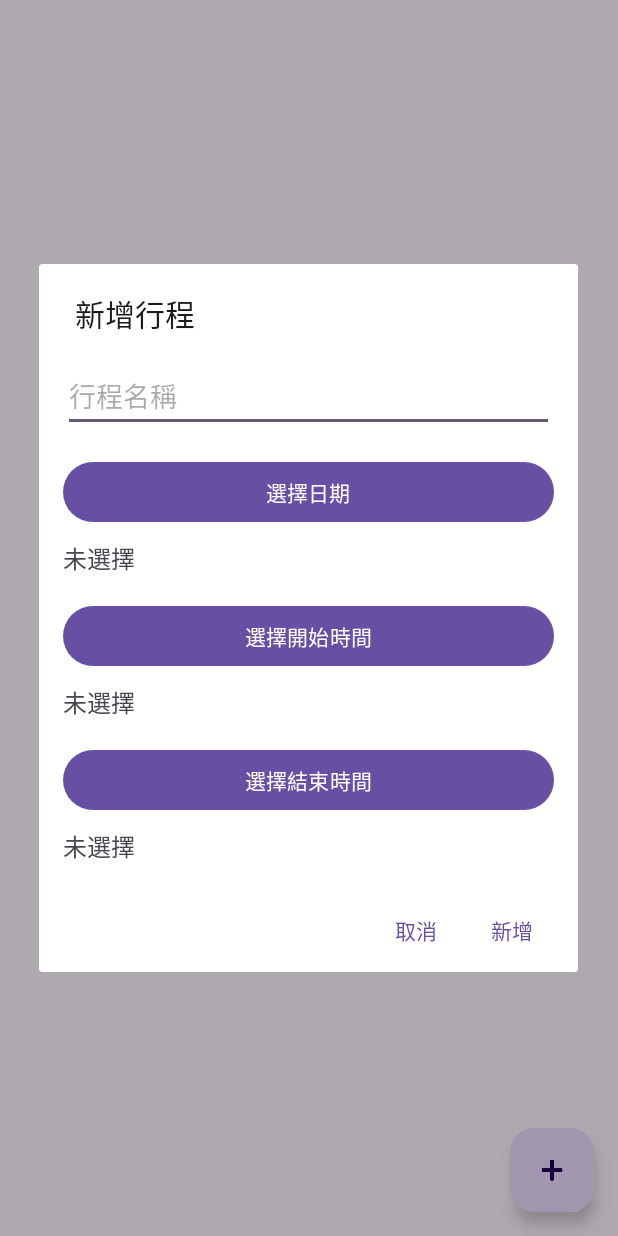
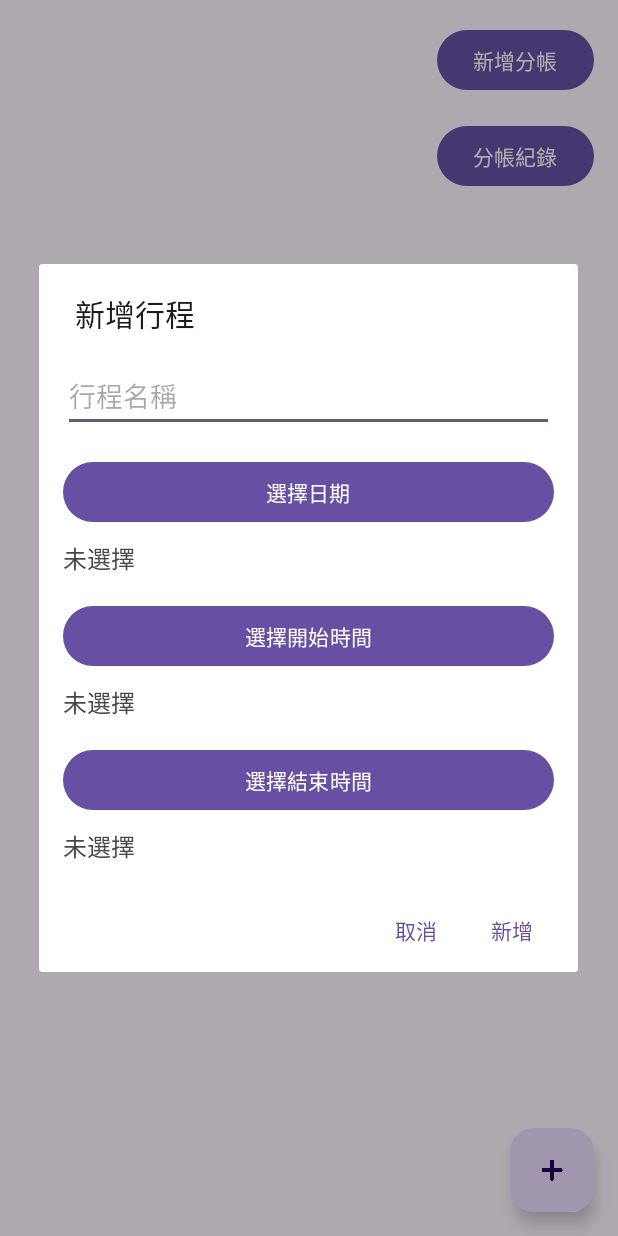
Before and after one commit to 01157121/software-project, an Android app: the PlanningActivity screen opened directly, with no data from a screen before it, after a tap on an icon or button, on a phone screen of 412 x 824 dp. Run offline under Robolectric (Android 15) with nearby library versions, the phone set to English and light mode, and no system bars; 6 statements that could not run were skipped.

Commit message:
分帳按鈕新增 新增成員功能

```diff
--- a/project_android/app/src/main/java/com/example/project_android/PlanningActivity.kt
+++ b/project_android/app/src/main/java/com/example/project_android/PlanningActivity.kt
@@ -43,16 +43,16 @@ class PlanningActivity : AppCompatActivity() {
 
     // 新增行程的浮動按鈕
     private lateinit var addButton: FloatingActionButton
-
+    private lateinit var AddAccountingBtn: Button
     override fun onCreate(savedInstanceState: Bundle?) {
         super.onCreate(savedInstanceState)
         setContentView(R.layout.activity_planning)
 
-        // 從 Intent 中接收行程名稱和日期範圍
+        // 從 Intent 中接收行程名稱和日期範圍和成員名單
         val scheduleName = intent.getStringExtra("SCHEDULE_NAME")
         val startDateStr = intent.getStringExtra("START_DATE")
         val endDateStr = intent.getStringExtra("END_DATE")
-
+        val Members = intent.getStringArrayListExtra("MEMBERS_LIST")
         // 初始化 UI 元素
         scheduleNameTextView = findViewById(R.id.schedule_name_text)
         dateRangeTextView = findViewById(R.id.date_range_text)
@@ -86,6 +86,12 @@ class PlanningActivity : AppCompatActivity() {
         addButton = findViewById(R.id.add_plan_button)
         addButton.setOnClickListener {
             showCreatePlan(scheduleListContainer)
+        }
+        // 新增分帳按鈕功能
+        val addAccountingContainer =
+        AddAccountingBtn = findViewById(R.id.add_accounting_button)
+        AddAccountingBtn.setOnClickListener {
+            addAccounting(scheduleListContainer)
         }
     }
 
--- a/project_android/app/src/main/java/com/example/project_android/SchedulePagerAdapter.kt
+++ b/project_android/app/src/main/java/com/example/project_android/SchedulePagerAdapter.kt
@@ -15,6 +15,6 @@ class SchedulePagerAdapter(fragmentActivity: FragmentActivity, private val dateL
     override fun createFragment(position: Int): Fragment {
         val date = dateList[position]
         val MemberList = MemberList
-        return ScheduleFragment.newInstance(date,MemberList)
+        return ScheduleFragment.newInstance(date)
     }
 }
--- a/project_android/app/src/main/res/layout/activity_planning.xml
+++ b/project_android/app/src/main/res/layout/activity_planning.xml
@@ -5,7 +5,26 @@
     xmlns:tools="http://schemas.android.com/tools"
     android:layout_width="match_parent"
     android:layout_height="match_parent">
-
+    <!-- 新增分帳按鈕 -->
+    <Button
+        android:id="@+id/add_accounting_button"
+        android:layout_width="wrap_content"
+        android:layout_height="wrap_content"
+        android:layout_margin="16dp"
+        android:text="@string/add_accounting"
+        app:layout_constraintTop_toTopOf="parent"
+        app:layout_constraintEnd_toEndOf="parent"
+        />
+    <!-- 檢視分帳紀錄 -->
+    <Button
+        android:id="@+id/check_accounting"
+        android:layout_width="wrap_content"
+        android:layout_height="wrap_content"
+        android:layout_margin="16dp"
+        android:text="@string/total_accounting"
+        app:layout_constraintTop_toBottomOf="@+id/add_accounting_button"
+        app:layout_constraintEnd_toEndOf="parent"
+        />
     <!-- 浮動按鈕 -->
     <com.google.android.material.floatingactionbutton.FloatingActionButton
         android:id="@+id/add_plan_button"
--- a/project_android/app/src/main/res/values/strings.xml
+++ b/project_android/app/src/main/res/values/strings.xml
@@ -3,4 +3,6 @@
     <string name="open_drawer">Open Drawer</string>
     <string name="close_drawer">Close Drawer</string>
     <string name="default_web_client_id">942827281575-qcm3evdl1g8dqt1d3phent3rqgq9ft95.apps.googleusercontent.com</string>
+    <string name="add_accounting">新增分帳</string>
+    <string name="total_accounting">分帳紀錄</string>
 </resources>
```
Also changed, not shown: project_android/app/src/main/java/com/example/project_android/LobbyActivity.kt (+49 -3 lines).
